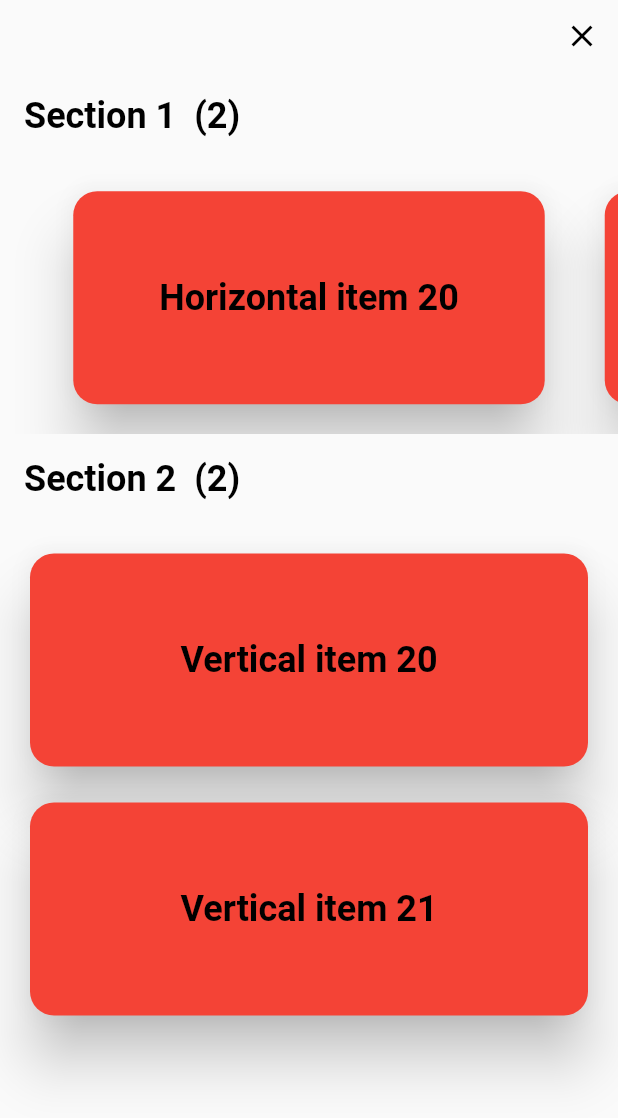
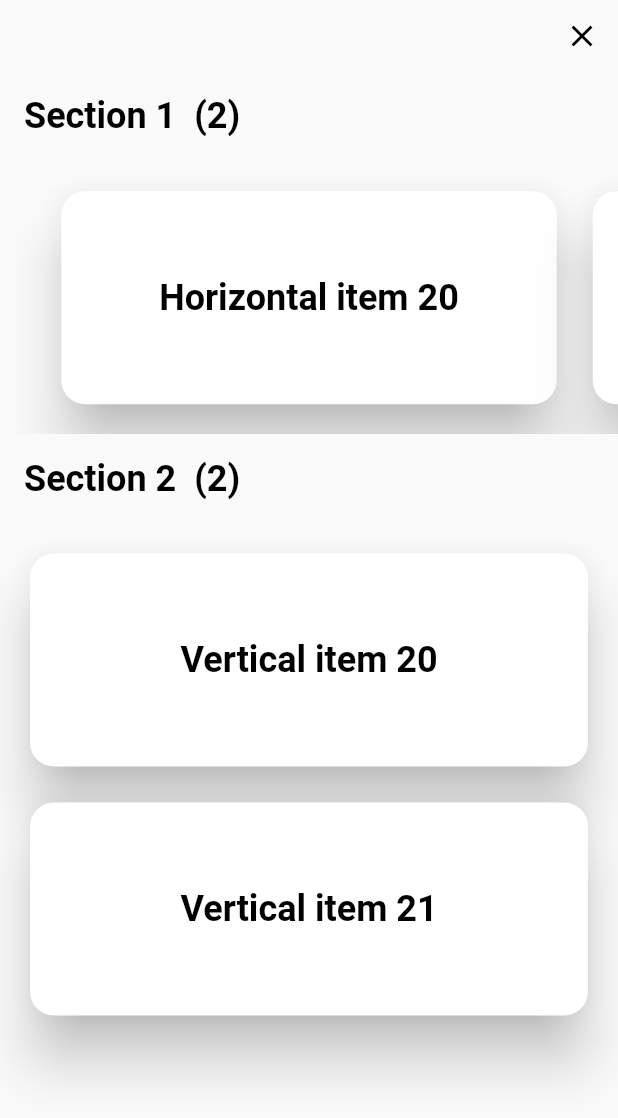
Before and after one commit to r-oman-G/test_prj, a Flutter app: the Screen2 screen opened by its route, on a phone screen of 412 x 824 dp. Shown: the top 1118 px of the screen. Run offline on Flutter 3.47's test engine with Material 2 defaults, Android fonts, the phone set to English and light mode, and no system bars; our stand-ins replace gap, google_fonts, hexcolor.

Commit message:
fix the layout in accordance with the design

```diff
--- a/lib/screens/screen_1.dart
+++ b/lib/screens/screen_1.dart
@@ -40,7 +40,7 @@ class _Screen1State extends State<Screen1> {
                       children: const [
                         _TitleWidget(),
                         _SubtitleWidget(),
-                        _ContentWidget(),
+                        Flexible(child: _ContentWidget()),
                         _BottomButtonWidget(),
                       ],
 
@@ -144,8 +144,10 @@ class _ContentWidget extends StatelessWidget {
   Widget build(BuildContext context) {
     return ColoredBox(
       color: HexColor("#E5E5E5"),
+      child: Flexible(
         child: ConstrainedBox(
           constraints: const BoxConstraints(
+            minHeight: 0,
             maxHeight: 400,
           ),
           child: const Scrollbar(
@@ -158,6 +160,7 @@ class _ContentWidget extends StatelessWidget {
               ),
               child: SingleChildScrollView(
                 child: Text(_contentText),
+              ),
             ),
           ),
         ),
--- a/lib/screens/screen_2.dart
+++ b/lib/screens/screen_2.dart
@@ -32,7 +32,7 @@ class _Screen2State extends State<Screen2> {
             shrinkWrap: true,
             children: [
               const Align(
-                alignment: Alignment.centerRight,
+                alignment: Alignment.topRight,
                 child: CloseButtonWidget(),
               ),
               Consumer<HorizontalItemsProvider>(
@@ -110,7 +110,7 @@ class _HorizontalPageView extends StatelessWidget {
             }
             return _ItemCardWidget(
               child: Text(itemAt),
-              itemType: _ItemCardType.vertical,
+              itemType: _ItemCardType.horizontal,
             );
           },
           controller: _horizontalPageController,
@@ -174,7 +174,7 @@ class _ItemCardWidget extends StatelessWidget {
           ),
           child: Card(
             elevation: 16,
-            color: Colors.red,
+            color: ProjectColor.white,
             shape: RoundedRectangleBorder(
               borderRadius: BorderRadius.circular(
                 16,
```
Lines whose indentation alone changed are shown as unchanged.
